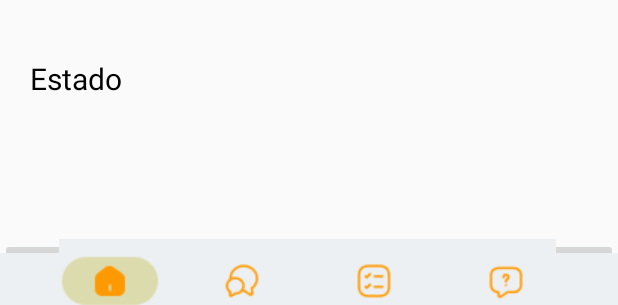
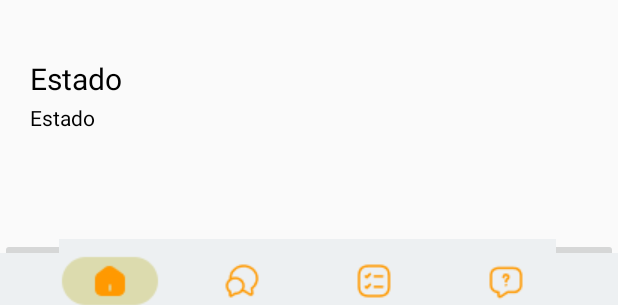
Before and after one commit to mart-77/CarHub, an Android app: the layout activity_publicacion.xml on its own in the app's theme, with its tools: preview values and no code run, on a phone screen of 412 x 824 dp. Shown: the part 737-1042 px from the top of the screen. Run offline under Robolectric (Android 15) with nearby library versions, the phone set to English and light mode, and no system bars.

Commit message:
Actializacion FAQ

```diff
--- a/app/src/main/res/layout/activity_publicacion.xml
+++ b/app/src/main/res/layout/activity_publicacion.xml
@@ -94,6 +94,15 @@
             android:layout_marginLeft="20dp"
             android:textColor="@color/black"
             />
+        <TextView
+            android:id="@+id/tv_estado_publicacion_campo"
+            android:layout_width="wrap_content"
+            android:layout_height="wrap_content"
+            android:layout_marginTop="460dp"
+            android:text="Estado"
+            android:layout_marginLeft="20dp"
+            android:textColor="@color/black"
+            />
 
     </RelativeLayout>
 
```
Also changed, not shown: app/src/main/java/com/example/myapplication/activities/CatalogoActivity.java (+25 -4 lines), app/src/main/java/com/example/myapplication/activities/PublicacionActivity.java (+26 -0 lines), app/src/main/java/com/example/myapplication/data/DBHelper.java (+8 -2 lines).
